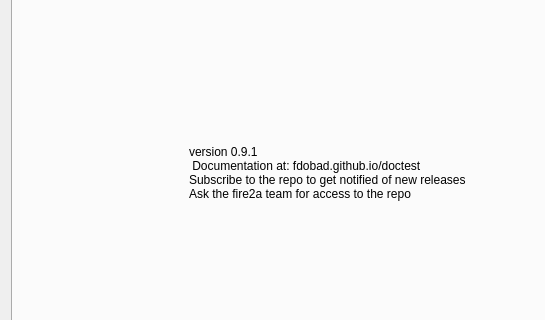
fdobad/fire2am-kitral, file fire2am_dialog_base.ui: the form before one commit; both pictures show x 0 to 545 and y 101 to 421 of the 654 by 579 pixel window.
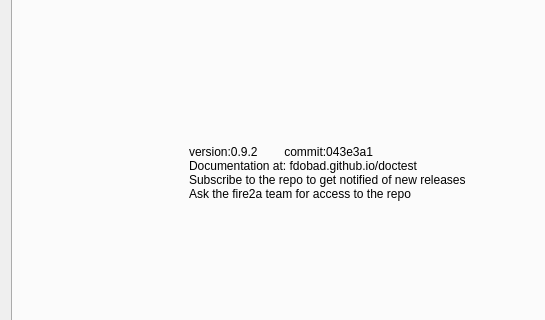
The form after the commit. The open tabs and pages were chosen to show the change. Custom widgets are drawn as their Qt base class.

Diff of the .ui file:
```diff
--- a/fire2am_dialog_base.ui
+++ b/fire2am_dialog_base.ui
@@ -865,8 +865,8 @@
        <item row="0" column="1">
         <widget class="QLabel" name="label_17">
          <property name="text">
-          <string>version 0.9.1
- Documentation at: fdobad.github.io/doctest
+          <string>version:0.9.2        commit:043e3a1 
+Documentation at: fdobad.github.io/doctest
 Subscribe to the repo to get notified of new releases
 Ask the fire2a team for access to the repo</string>
          </property>
```
